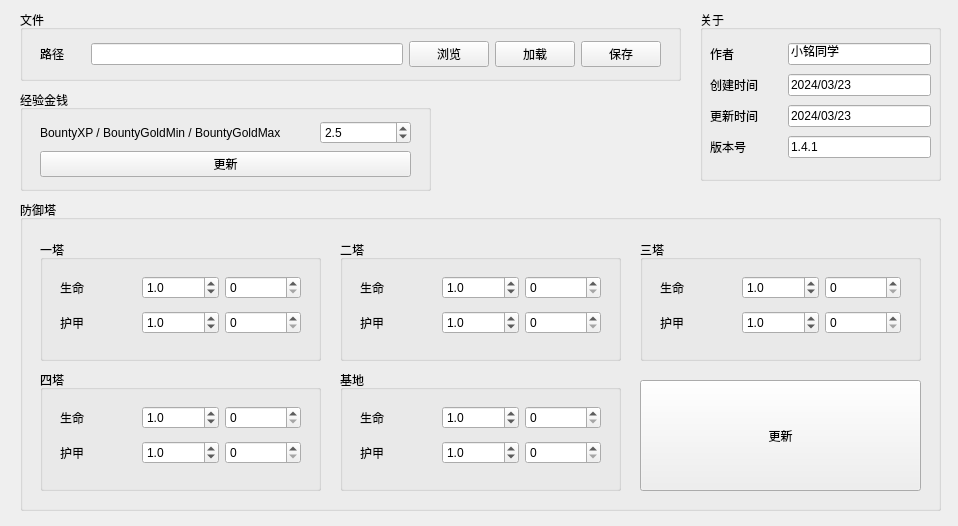
Above: untitled.ui from JeremyChim/Dota-Tool before the change. Below: the same form after it.
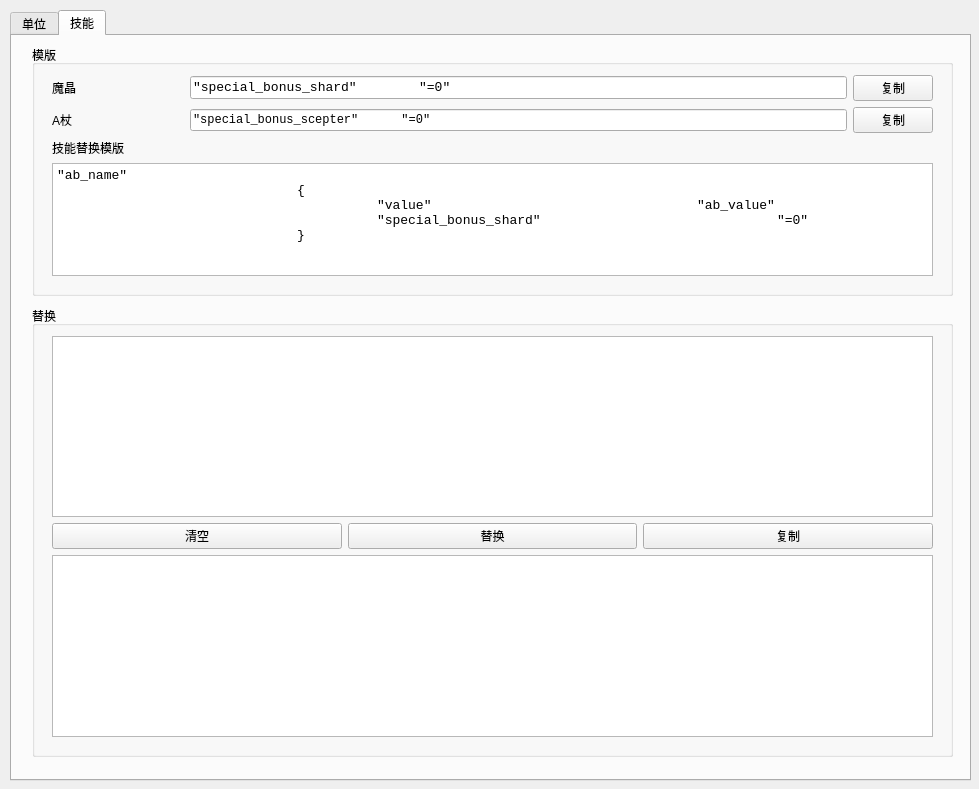
That is the form after the change.

Commit message: update app (add function : ability_replace) update up (add tab)

```diff
--- a/untitled.ui
+++ b/untitled.ui
@@ -6,69 +6,29 @@
    <rect>
     <x>0</x>
     <y>0</y>
-    <width>958</width>
-    <height>526</height>
+    <width>979</width>
+    <height>789</height>
    </rect>
   </property>
   <property name="windowTitle">
    <string>Form</string>
   </property>
-  <widget class="QGroupBox" name="groupBox">
+  <widget class="QTabWidget" name="tabWidget">
    <property name="geometry">
     <rect>
-     <x>20</x>
+     <x>10</x>
      <y>10</y>
-     <width>661</width>
-     <height>71</height>
+     <width>961</width>
+     <height>771</height>
     </rect>
    </property>
-   <property name="title">
-    <string>文件</string>
+   <property name="currentIndex">
+    <number>1</number>
    </property>
-   <widget class="QWidget" name="layoutWidget">
-    <property name="geometry">
-     <rect>
-      <x>20</x>
-      <y>30</y>
-      <width>621</width>
-      <height>28</height>
-     </rect>
-    </property>
-    <layout class="QHBoxLayout" name="horizontalLayout" stretch="1,7,1,1,1">
-     <item>
-      <widget class="QLabel" name="label">
-       <property name="text">
-        <string>路径</string>
-       </property>
-      </widget>
-     </item>
-     <item>
-      <widget class="QLineEdit" name="lineEdit"/>
-     </item>
-     <item>
-      <widget class="QPushButton" name="pushButton">
-       <property name="text">
-        <string>浏览</string>
-       </property>
-      </widget>
-     </item>
-     <item>
-      <widget class="QPushButton" name="pushButton_2">
-       <property name="text">
-        <string>加载</string>
-       </property>
-      </widget>
-     </item>
-     <item>
-      <widget class="QPushButton" name="pushButton_3">
-       <property name="text">
-        <string>保存</string>
-       </property>
-      </widget>
-     </item>
-    </layout>
-   </widget>
-  </widget>
+   <widget class="QWidget" name="tab">
+    <attribute name="title">
+     <string>单位</string>
+    </attribute>
   <widget class="QGroupBox" name="groupBox_2">
    <property name="geometry">
     <rect>
@@ -128,13 +88,69 @@
     </layout>
    </widget>
   </widget>
+    <widget class="QGroupBox" name="groupBox">
+     <property name="geometry">
+      <rect>
+       <x>20</x>
+       <y>10</y>
+       <width>921</width>
+       <height>71</height>
+      </rect>
+     </property>
+     <property name="title">
+      <string>文件</string>
+     </property>
+     <widget class="QWidget" name="layoutWidget">
+      <property name="geometry">
+       <rect>
+        <x>20</x>
+        <y>30</y>
+        <width>881</width>
+        <height>28</height>
+       </rect>
+      </property>
+      <layout class="QHBoxLayout" name="horizontalLayout" stretch="1,7,1,1,1">
+       <item>
+        <widget class="QLabel" name="label">
+         <property name="text">
+          <string>路径</string>
+         </property>
+        </widget>
+       </item>
+       <item>
+        <widget class="QLineEdit" name="lineEdit"/>
+       </item>
+       <item>
+        <widget class="QPushButton" name="pushButton">
+         <property name="text">
+          <string>浏览</string>
+         </property>
+        </widget>
+       </item>
+       <item>
+        <widget class="QPushButton" name="pushButton_2">
+         <property name="text">
+          <string>加载</string>
+         </property>
+        </widget>
+       </item>
+       <item>
+        <widget class="QPushButton" name="pushButton_3">
+         <property name="text">
+          <string>保存</string>
+         </property>
+        </widget>
+       </item>
+      </layout>
+     </widget>
+    </widget>
   <widget class="QGroupBox" name="groupBox_7">
    <property name="geometry">
     <rect>
      <x>20</x>
      <y>200</y>
      <width>921</width>
-     <height>311</height>
+       <height>521</height>
     </rect>
    </property>
    <property name="title">
@@ -180,7 +196,7 @@
            <double>0.100000000000000</double>
           </property>
           <property name="value">
-           <double>1.000000000000000</double>
+             <double>2.500000000000000</double>
           </property>
          </widget>
         </item>
@@ -217,7 +233,7 @@
            <double>0.100000000000000</double>
           </property>
           <property name="value">
-           <double>1.000000000000000</double>
+             <double>2.500000000000000</double>
           </property>
          </widget>
         </item>
@@ -279,7 +295,7 @@
            <double>0.100000000000000</double>
           </property>
           <property name="value">
-           <double>1.000000000000000</double>
+             <double>1.500000000000000</double>
           </property>
          </widget>
         </item>
@@ -316,7 +332,7 @@
            <double>0.100000000000000</double>
           </property>
           <property name="value">
-           <double>1.000000000000000</double>
+             <double>1.500000000000000</double>
           </property>
          </widget>
         </item>
@@ -477,7 +493,7 @@
            <double>0.100000000000000</double>
           </property>
           <property name="value">
-           <double>1.000000000000000</double>
+             <double>2.000000000000000</double>
           </property>
          </widget>
         </item>
@@ -514,7 +530,7 @@
            <double>0.100000000000000</double>
           </property>
           <property name="value">
-           <double>1.000000000000000</double>
+             <double>2.000000000000000</double>
           </property>
          </widget>
         </item>
@@ -589,7 +605,7 @@
            <double>0.100000000000000</double>
           </property>
           <property name="value">
-           <double>1.000000000000000</double>
+             <double>3.000000000000000</double>
           </property>
          </widget>
         </item>
@@ -626,7 +642,7 @@
            <double>0.100000000000000</double>
           </property>
           <property name="value">
-           <double>1.000000000000000</double>
+             <double>3.000000000000000</double>
           </property>
          </widget>
         </item>
@@ -648,14 +664,13 @@
      </layout>
     </widget>
    </widget>
-  </widget>
   <widget class="QGroupBox" name="groupBox_9">
    <property name="geometry">
     <rect>
-     <x>700</x>
-     <y>10</y>
+        <x>20</x>
+        <y>310</y>
      <width>241</width>
-     <height>171</height>
+        <height>181</height>
     </rect>
    </property>
    <property name="title">
@@ -665,7 +680,7 @@
     <property name="geometry">
      <rect>
       <x>10</x>
-      <y>30</y>
+         <y>40</y>
       <width>221</width>
       <height>124</height>
      </rect>
@@ -743,7 +758,7 @@
        <item>
         <widget class="QLineEdit" name="lineEdit_4">
          <property name="text">
-          <string>2024/03/23</string>
+             <string>2024/03/24</string>
          </property>
          <property name="echoMode">
           <enum>QLineEdit::Normal</enum>
@@ -773,7 +788,7 @@
        <item>
         <widget class="QLineEdit" name="lineEdit_5">
          <property name="text">
-          <string>1.4.1</string>
+             <string>1.5.0</string>
          </property>
          <property name="echoMode">
           <enum>QLineEdit::Normal</enum>
@@ -792,6 +807,228 @@
       </layout>
      </item>
     </layout>
+      </widget>
+     </widget>
+    </widget>
+   </widget>
+   <widget class="QWidget" name="tab_2">
+    <attribute name="title">
+     <string>技能</string>
+    </attribute>
+    <widget class="QGroupBox" name="groupBox_10">
+     <property name="geometry">
+      <rect>
+       <x>20</x>
+       <y>9</y>
+       <width>921</width>
+       <height>251</height>
+      </rect>
+     </property>
+     <property name="title">
+      <string>模版</string>
+     </property>
+     <widget class="QWidget" name="layoutWidget">
+      <property name="geometry">
+       <rect>
+        <x>20</x>
+        <y>30</y>
+        <width>881</width>
+        <height>201</height>
+       </rect>
+      </property>
+      <layout class="QVBoxLayout" name="verticalLayout_9">
+       <item>
+        <layout class="QHBoxLayout" name="horizontalLayout_17" stretch="1,5,0">
+         <item>
+          <widget class="QLabel" name="label_17">
+           <property name="text">
+            <string>魔晶</string>
+           </property>
+          </widget>
+         </item>
+         <item>
+          <widget class="QLineEdit" name="lineEdit_6">
+           <property name="font">
+            <font>
+             <family>Consolas</family>
+             <pointsize>10</pointsize>
+            </font>
+           </property>
+           <property name="text">
+            <string>&quot;special_bonus_shard&quot;        &quot;=0&quot;</string>
+           </property>
+          </widget>
+         </item>
+         <item>
+          <widget class="QPushButton" name="pushButton_6">
+           <property name="text">
+            <string>复制</string>
+           </property>
+          </widget>
+         </item>
+        </layout>
+       </item>
+       <item>
+        <layout class="QHBoxLayout" name="horizontalLayout_18" stretch="1,5,0">
+         <item>
+          <widget class="QLabel" name="label_18">
+           <property name="text">
+            <string>A杖</string>
+           </property>
+          </widget>
+         </item>
+         <item>
+          <widget class="QLineEdit" name="lineEdit_7">
+           <property name="font">
+            <font>
+             <family>Consolas</family>
+            </font>
+           </property>
+           <property name="text">
+            <string>&quot;special_bonus_scepter&quot;      &quot;=0&quot;</string>
+           </property>
+          </widget>
+         </item>
+         <item>
+          <widget class="QPushButton" name="pushButton_7">
+           <property name="text">
+            <string>复制</string>
+           </property>
+          </widget>
+         </item>
+        </layout>
+       </item>
+       <item>
+        <layout class="QVBoxLayout" name="verticalLayout_8">
+         <item>
+          <widget class="QLabel" name="label_19">
+           <property name="text">
+            <string>技能替换模版</string>
+           </property>
+          </widget>
+         </item>
+         <item>
+          <widget class="QTextEdit" name="textEdit">
+           <property name="font">
+            <font>
+             <family>Consolas</family>
+             <pointsize>10</pointsize>
+            </font>
+           </property>
+           <property name="styleSheet">
+            <string notr="true"/>
+           </property>
+           <property name="html">
+            <string>&lt;!DOCTYPE HTML PUBLIC &quot;-//W3C//DTD HTML 4.0//EN&quot; &quot;http://www.w3.org/TR/REC-html40/strict.dtd&quot;&gt;
+&lt;html&gt;&lt;head&gt;&lt;meta name=&quot;qrichtext&quot; content=&quot;1&quot; /&gt;&lt;meta charset=&quot;utf-8&quot; /&gt;&lt;style type=&quot;text/css&quot;&gt;
+p, li { white-space: pre-wrap; }
+hr { height: 1px; border-width: 0; }
+li.unchecked::marker { content: &quot;\2610&quot;; }
+li.checked::marker { content: &quot;\2612&quot;; }
+&lt;/style&gt;&lt;/head&gt;&lt;body style=&quot; font-family:'Consolas'; font-size:10pt; font-weight:400; font-style:normal;&quot;&gt;
+&lt;p style=&quot; margin-top:0px; margin-bottom:0px; margin-left:0px; margin-right:0px; -qt-block-indent:0; text-indent:0px;&quot;&gt;&amp;quot;ab_name&amp;quot;&lt;/p&gt;
+&lt;p style=&quot; margin-top:0px; margin-bottom:0px; margin-left:0px; margin-right:0px; -qt-block-indent:0; text-indent:0px;&quot;&gt;			{&lt;/p&gt;
+&lt;p style=&quot; margin-top:0px; margin-bottom:0px; margin-left:0px; margin-right:0px; -qt-block-indent:0; text-indent:0px;&quot;&gt;				&amp;quot;value&amp;quot;				&amp;quot;ab_value&amp;quot;&lt;/p&gt;
+&lt;p style=&quot; margin-top:0px; margin-bottom:0px; margin-left:0px; margin-right:0px; -qt-block-indent:0; text-indent:0px;&quot;&gt;				&amp;quot;special_bonus_shard&amp;quot;			&amp;quot;=0&amp;quot;&lt;/p&gt;
+&lt;p style=&quot; margin-top:0px; margin-bottom:0px; margin-left:0px; margin-right:0px; -qt-block-indent:0; text-indent:0px;&quot;&gt;			}&lt;/p&gt;&lt;/body&gt;&lt;/html&gt;</string>
+           </property>
+          </widget>
+         </item>
+        </layout>
+       </item>
+      </layout>
+     </widget>
+    </widget>
+    <widget class="QGroupBox" name="groupBox_11">
+     <property name="geometry">
+      <rect>
+       <x>20</x>
+       <y>270</y>
+       <width>921</width>
+       <height>451</height>
+      </rect>
+     </property>
+     <property name="title">
+      <string>替换</string>
+     </property>
+     <widget class="QWidget" name="layoutWidget">
+      <property name="geometry">
+       <rect>
+        <x>20</x>
+        <y>30</y>
+        <width>881</width>
+        <height>401</height>
+       </rect>
+      </property>
+      <layout class="QVBoxLayout" name="verticalLayout_10">
+       <item>
+        <widget class="QTextEdit" name="textEdit_2">
+         <property name="font">
+          <font>
+           <family>Consolas</family>
+           <pointsize>10</pointsize>
+          </font>
+         </property>
+         <property name="html">
+          <string>&lt;!DOCTYPE HTML PUBLIC &quot;-//W3C//DTD HTML 4.0//EN&quot; &quot;http://www.w3.org/TR/REC-html40/strict.dtd&quot;&gt;
+&lt;html&gt;&lt;head&gt;&lt;meta name=&quot;qrichtext&quot; content=&quot;1&quot; /&gt;&lt;meta charset=&quot;utf-8&quot; /&gt;&lt;style type=&quot;text/css&quot;&gt;
+p, li { white-space: pre-wrap; }
+hr { height: 1px; border-width: 0; }
+li.unchecked::marker { content: &quot;\2610&quot;; }
+li.checked::marker { content: &quot;\2612&quot;; }
+&lt;/style&gt;&lt;/head&gt;&lt;body style=&quot; font-family:'Consolas'; font-size:10pt; font-weight:400; font-style:normal;&quot;&gt;
+&lt;p style=&quot;-qt-paragraph-type:empty; margin-top:0px; margin-bottom:0px; margin-left:0px; margin-right:0px; -qt-block-indent:0; text-indent:0px; font-family:'苹方 粗体'; font-size:9.75pt;&quot;&gt;&lt;br /&gt;&lt;/p&gt;&lt;/body&gt;&lt;/html&gt;</string>
+         </property>
+        </widget>
+       </item>
+       <item>
+        <layout class="QHBoxLayout" name="horizontalLayout_19">
+         <item>
+          <widget class="QPushButton" name="pushButton_8">
+           <property name="text">
+            <string>清空</string>
+           </property>
+          </widget>
+         </item>
+         <item>
+          <widget class="QPushButton" name="pushButton_9">
+           <property name="text">
+            <string>替换</string>
+           </property>
+          </widget>
+         </item>
+         <item>
+          <widget class="QPushButton" name="pushButton_10">
+           <property name="text">
+            <string>复制</string>
+           </property>
+          </widget>
+         </item>
+        </layout>
+       </item>
+       <item>
+        <widget class="QTextEdit" name="textEdit_3">
+         <property name="font">
+          <font>
+           <family>Consolas</family>
+           <pointsize>10</pointsize>
+          </font>
+         </property>
+         <property name="html">
+          <string>&lt;!DOCTYPE HTML PUBLIC &quot;-//W3C//DTD HTML 4.0//EN&quot; &quot;http://www.w3.org/TR/REC-html40/strict.dtd&quot;&gt;
+&lt;html&gt;&lt;head&gt;&lt;meta name=&quot;qrichtext&quot; content=&quot;1&quot; /&gt;&lt;meta charset=&quot;utf-8&quot; /&gt;&lt;style type=&quot;text/css&quot;&gt;
+p, li { white-space: pre-wrap; }
+hr { height: 1px; border-width: 0; }
+li.unchecked::marker { content: &quot;\2610&quot;; }
+li.checked::marker { content: &quot;\2612&quot;; }
+&lt;/style&gt;&lt;/head&gt;&lt;body style=&quot; font-family:'Consolas'; font-size:10pt; font-weight:400; font-style:normal;&quot;&gt;
+&lt;p style=&quot;-qt-paragraph-type:empty; margin-top:0px; margin-bottom:0px; margin-left:0px; margin-right:0px; -qt-block-indent:0; text-indent:0px; font-family:'苹方 粗体'; font-size:9.75pt;&quot;&gt;&lt;br /&gt;&lt;/p&gt;&lt;/body&gt;&lt;/html&gt;</string>
+         </property>
+        </widget>
+       </item>
+      </layout>
+     </widget>
+    </widget>
    </widget>
   </widget>
  </widget>
```
Left out of the diff: 131 changed lines with no effect on the pictures. Lines whose indentation alone changed are shown as unchanged. The commit also changes 3 other files.
